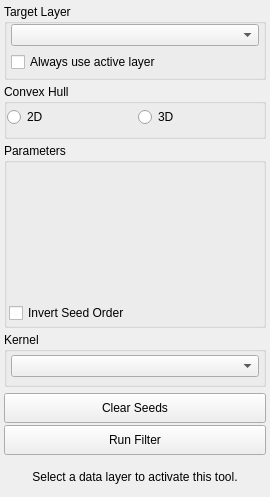
Above: src/Interface/ToolInterface/ImplicitModelToolInterface.ui from SCIInstitute/Seg3D before the change. Below: the same form after it.
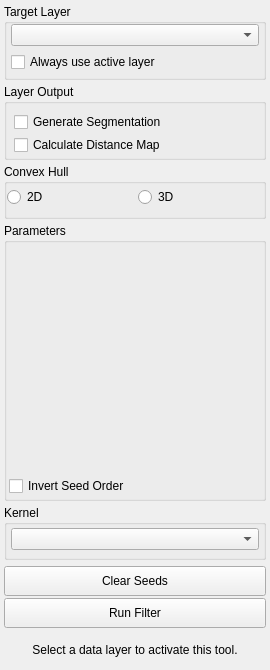
That is the form after the change. Custom widgets are drawn as their Qt base class.

Commit message: Update UI for output options

What changed in the file:
```diff
--- a/src/Interface/ToolInterface/ImplicitModelToolInterface.ui
+++ b/src/Interface/ToolInterface/ImplicitModelToolInterface.ui
@@ -7,7 +7,7 @@
     <x>0</x>
     <y>0</y>
     <width>270</width>
-    <height>497</height>
+    <height>670</height>
    </rect>
   </property>
   <property name="windowTitle">
@@ -109,6 +109,54 @@
      </layout>
     </widget>
    </item>
+   <item>
+    <widget class="QGroupBox" name="layer_output_groupbox_">
+     <property name="minimumSize">
+      <size>
+       <width>0</width>
+       <height>76</height>
+      </size>
+     </property>
+     <property name="maximumSize">
+      <size>
+       <width>16777215</width>
+       <height>76</height>
+      </size>
+     </property>
+     <property name="title">
+      <string>Layer Output</string>
+     </property>
+     <property name="checkable">
+      <bool>false</bool>
+     </property>
+     <widget class="QCheckBox" name="checkBox">
+      <property name="geometry">
+       <rect>
+        <x>10</x>
+        <y>30</y>
+        <width>171</width>
+        <height>16</height>
+       </rect>
+      </property>
+      <property name="text">
+       <string>Generate Segmentation</string>
+      </property>
+     </widget>
+     <widget class="QCheckBox" name="checkBox_2">
+      <property name="geometry">
+       <rect>
+        <x>10</x>
+        <y>50</y>
+        <width>171</width>
+        <height>22</height>
+       </rect>
+      </property>
+      <property name="text">
+       <string>Calculate Distance Map</string>
+      </property>
+     </widget>
+    </widget>
+   </item>
    <item>
     <widget class="QGroupBox" name="convexHullGroupBox">
      <property name="sizePolicy">
```
